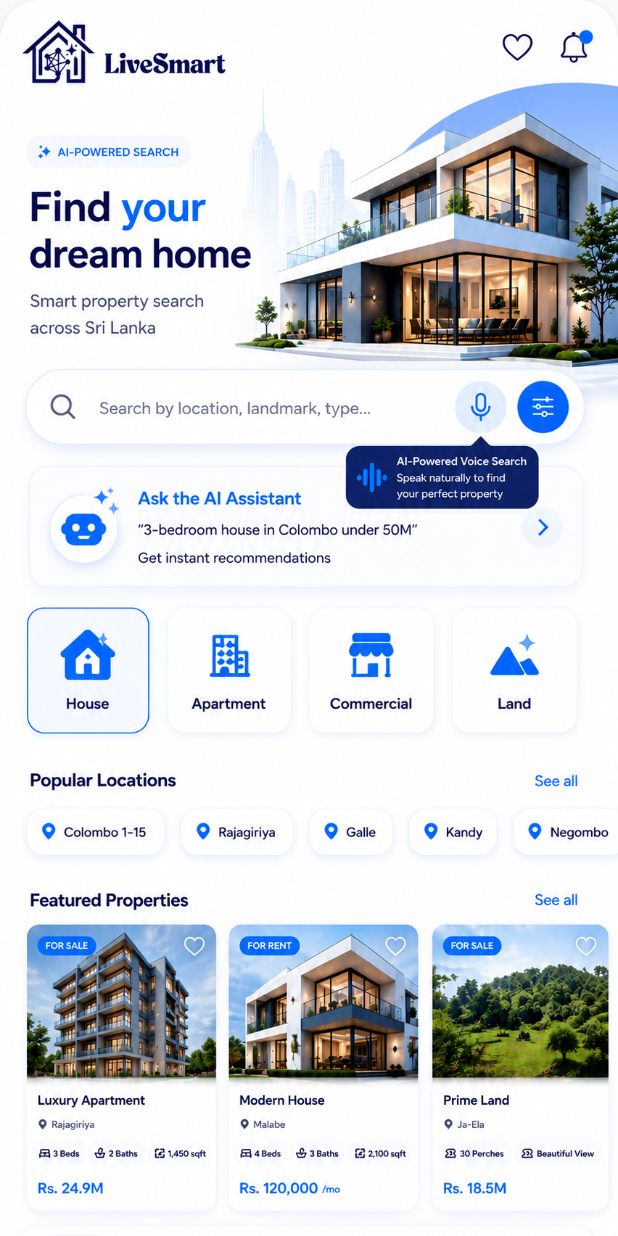
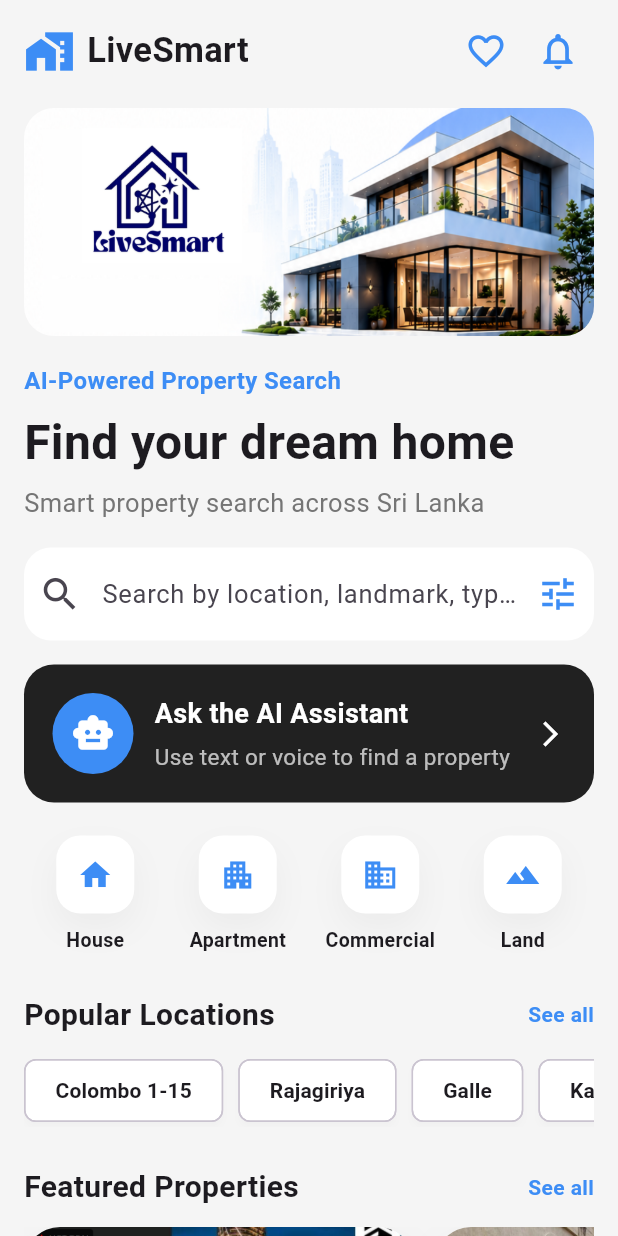
Before and after one commit to amashadahamni/livesmart, a Flutter app: the DashboardScreen screen opened directly, on a phone screen of 412 x 824 dp. Run offline on Flutter 3.47's test engine with Material 3 defaults, Android fonts, the phone set to English and light mode, and no system bars; our stand-ins replace flutter_tts, speech_to_text; Roboto replaces fonts that are missing (Arial).

Commit message:
Restore functional home screen

```diff
--- a/lib/main.dart
+++ b/lib/main.dart
@@ -346,13 +346,122 @@ class DashboardScreen extends StatelessWidget {
   @override
   Widget build(BuildContext context) {
     return Scaffold(
+      backgroundColor: Colors.grey[100],
       body: SafeArea(
-        child: SizedBox.expand(
-          child: Image.asset(
-            'lib/Screen2home1.png',
-            fit: BoxFit.cover,
-            alignment: Alignment.topCenter,
-          ),
+        child: ListView(
+          padding: EdgeInsets.fromLTRB(16, 10, 16, 32),
+          children: [
+            Row(
+              children: [
+                InkWell(
+                  onTap: () => Navigator.pushAndRemoveUntil(
+                    context,
+                    MaterialPageRoute(builder: (_) => MainApp()),
+                    (_) => false,
+                  ),
+                  child: Row(
+                    children: [
+                      Icon(Icons.home_work, color: lightBlue, size: 34),
+                      SizedBox(width: 8),
+                      Text('LiveSmart', style: TextStyle(fontSize: 23, fontWeight: FontWeight.bold)),
+                    ],
+                  ),
+                ),
+                Spacer(),
+                IconButton(
+                  tooltip: 'Favorites',
+                  icon: Icon(Icons.favorite_border, color: lightBlue, size: 28),
+                  onPressed: () => Navigator.push(context, MaterialPageRoute(builder: (_) => FavoritesScreen())),
+                ),
+                IconButton(
+                  tooltip: 'Notifications',
+                  icon: Icon(Icons.notifications_none, color: lightBlue, size: 29),
+                  onPressed: () => Navigator.push(context, MaterialPageRoute(builder: (_) => NotificationsScreen())),
+                ),
+              ],
+            ),
+            SizedBox(height: 14),
+            ClipRRect(
+              borderRadius: BorderRadius.circular(20),
+              child: AspectRatio(
+                aspectRatio: 2.5,
+                child: Image.asset('lib/Screen2homeimage2.png', fit: BoxFit.cover),
+              ),
+            ),
+            SizedBox(height: 18),
+            Text('AI-Powered Property Search', style: TextStyle(fontSize: 16, color: lightBlue, fontWeight: FontWeight.w700)),
+            SizedBox(height: 7),
+            Text('Find your dream home', style: TextStyle(fontSize: 32, fontWeight: FontWeight.bold)),
+            SizedBox(height: 5),
+            Text('Smart property search across Sri Lanka', style: TextStyle(fontSize: 17, color: Colors.grey[600])),
+            SizedBox(height: 18),
+            TextField(
+              readOnly: true,
+              onTap: () => Navigator.push(context, MaterialPageRoute(builder: (_) => AIChatScreen())),
+              style: TextStyle(fontSize: 17),
+              decoration: InputDecoration(
+                hintText: 'Search by location, landmark, type...',
+                hintStyle: TextStyle(fontSize: 17),
+                prefixIcon: Icon(Icons.search, size: 29),
+                suffixIcon: Icon(Icons.tune, color: lightBlue, size: 28),
+                filled: true,
+                fillColor: Colors.white,
+                contentPadding: EdgeInsets.symmetric(vertical: 18),
+                border: OutlineInputBorder(borderRadius: BorderRadius.circular(18), borderSide: BorderSide.none),
+              ),
+            ),
+            SizedBox(height: 16),
+            InkWell(
+              onTap: () => Navigator.push(context, MaterialPageRoute(builder: (_) => AIChatScreen())),
+              borderRadius: BorderRadius.circular(20),
+              child: Container(
+                padding: EdgeInsets.all(19),
+                decoration: BoxDecoration(color: Colors.grey[900], borderRadius: BorderRadius.circular(20)),
+                child: Row(
+                  children: [
+                    CircleAvatar(radius: 27, backgroundColor: lightBlue, child: Icon(Icons.smart_toy, color: Colors.white, size: 29)),
+                    SizedBox(width: 14),
+                    Expanded(child: Column(crossAxisAlignment: CrossAxisAlignment.start, children: [
+                      Text('Ask the AI Assistant', style: TextStyle(color: Colors.white, fontWeight: FontWeight.bold, fontSize: 18)),
+                      SizedBox(height: 5),
+                      Text('Use text or voice to find a property', style: TextStyle(color: Colors.white70, fontSize: 15)),
+                    ])),
+                    Icon(Icons.arrow_forward_ios, color: Colors.white, size: 20),
+                  ],
+                ),
+              ),
+            ),
+            SizedBox(height: 22),
+            Row(children: [
+              categoryItem(context, Icons.home, 'House'),
+              categoryItem(context, Icons.apartment, 'Apartment'),
+              categoryItem(context, Icons.business, 'Commercial'),
+              categoryItem(context, Icons.terrain, 'Land'),
+            ]),
+            SizedBox(height: 26),
+            sectionTitle(context, 'Popular Locations'),
+            SizedBox(height: 12),
+            SingleChildScrollView(
+              scrollDirection: Axis.horizontal,
+              child: Row(children: ['Colombo 1-15', 'Rajagiriya', 'Galle', 'Kandy', 'Negombo']
+                  .map((location) => Padding(padding: EdgeInsets.only(right: 10), child: chipItem(context, location))).toList()),
+            ),
+            SizedBox(height: 26),
+            sectionTitle(context, 'Featured Properties'),
+            SizedBox(height: 12),
+            SizedBox(
+              height: 440,
+              child: ListView.separated(
+                scrollDirection: Axis.horizontal,
+                itemCount: featuredProperties.length,
+                separatorBuilder: (_, __) => SizedBox(width: 14),
+                itemBuilder: (context, index) => GestureDetector(
+                  onTap: () => Navigator.push(context, MaterialPageRoute(builder: (_) => PropertyDetailScreen(property: featuredProperties[index]))),
+                  child: featuredCard(featuredProperties[index]),
+                ),
+              ),
+            ),
+          ],
         ),
       ),
     );
```
